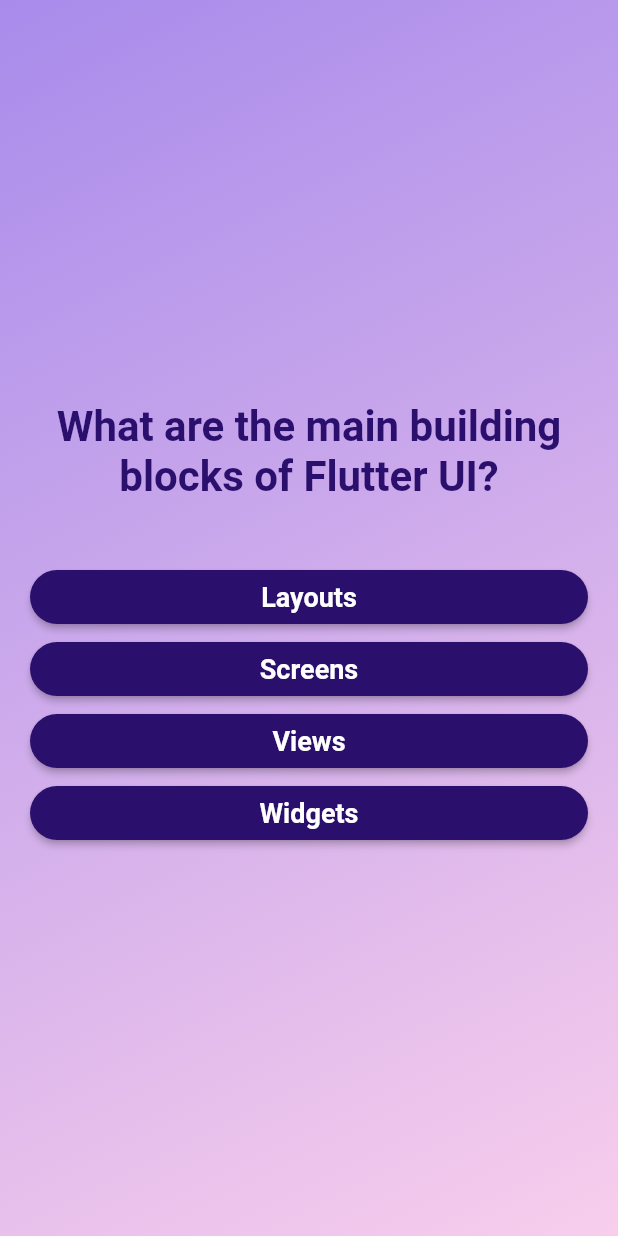
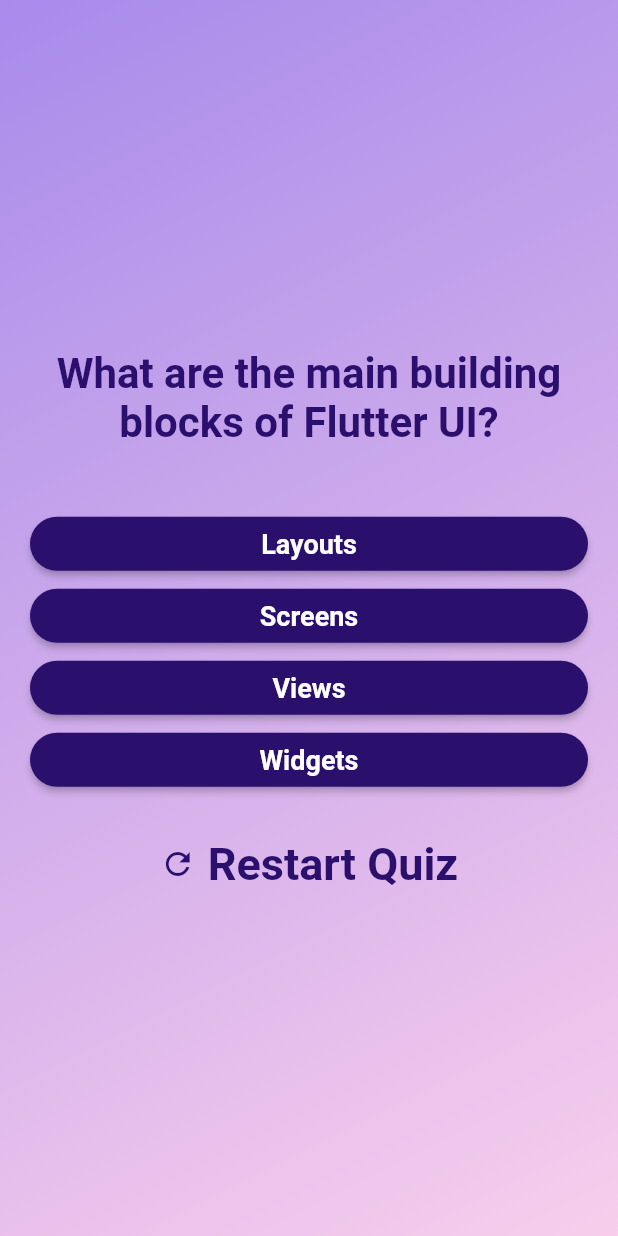
Before and after one commit to rasikasrimal/QuizApp, a Flutter app: the screen it shows after launch, after a tap on "Start Quiz", on a phone screen of 412 x 824 dp. Run offline on Flutter 3.47's test engine with Material 2 defaults, Android fonts, the phone set to English and light mode, and no system bars; Roboto replaces fonts that are missing (helvetica).

Commit message:
Optimizing codes

```diff
--- a/lib/constants/app_colors.dart
+++ b/lib/constants/app_colors.dart
@@ -4,7 +4,9 @@ class AppColors {
   static const Color primaryColor = Color.fromARGB(255, 43, 15, 109);
   static const Color bgColor1 = Color.fromARGB(255, 168, 139, 235);
   static const Color bgColor2 = Color.fromARGB(255, 248, 206, 236);
-  static const Color textColor1 = Color.fromARGB(255, 34, 139, 34);
+  static const Color textColor1 = Color.fromARGB(255, 27, 94, 32);
+  static const Color textColor2 = Color.fromARGB(255, 40, 53, 147);
+
   // Add more color variables as needed
 }
 
@@ -18,3 +20,28 @@ const Gradient myGradient = LinearGradient(
     Colors.blue,
   ],
 );
+
+class RestartButton extends StatelessWidget {
+  final VoidCallback onPressed;
+
+  RestartButton({required this.onPressed});
+
+  @override
+  Widget build(BuildContext context) {
+    return TextButton.icon(
+      onPressed: onPressed,
+      style: TextButton.styleFrom(
+        foregroundColor: AppColors.primaryColor,
+      ),
+      icon: const Icon(Icons.refresh),
+      label: const Text(
+        'Restart Quiz',
+        style: TextStyle(
+          fontSize: 30,
+          fontWeight: FontWeight.bold,
+          color: AppColors.primaryColor,
+        ),
+      ),
+    );
+  }
+}
--- a/lib/questions_screen.dart
+++ b/lib/questions_screen.dart
@@ -1,6 +1,7 @@
 import 'package:flutter/material.dart';
 import 'package:flutter_application_1/answer_button.dart';
 import 'package:flutter_application_1/data/questions.dart';
+import 'package:flutter_application_1/constants/app_colors.dart';
 
 class QuestionScreen extends StatefulWidget {
   const QuestionScreen({Key? key, required this.onSelectAnswer});
@@ -44,6 +45,15 @@ class _QuestionScreenState extends State<QuestionScreen> {
               },
             );
           }),
+          const SizedBox(height: 20), // Add some spacing after the answers
+          RestartButton(
+            onPressed: () {
+              // Call the restartQuiz function from the parent widget
+              setState(() {
+                currentQuestionIndex = 0; // Reset the question index
+              });
+            },
+          ),
         ],
       ),
     );
```
Also changed, not shown: lib/questions_summary/questions_summary.dart (+10 -9 lines), lib/results_screen.dart (+56 -21 lines).
